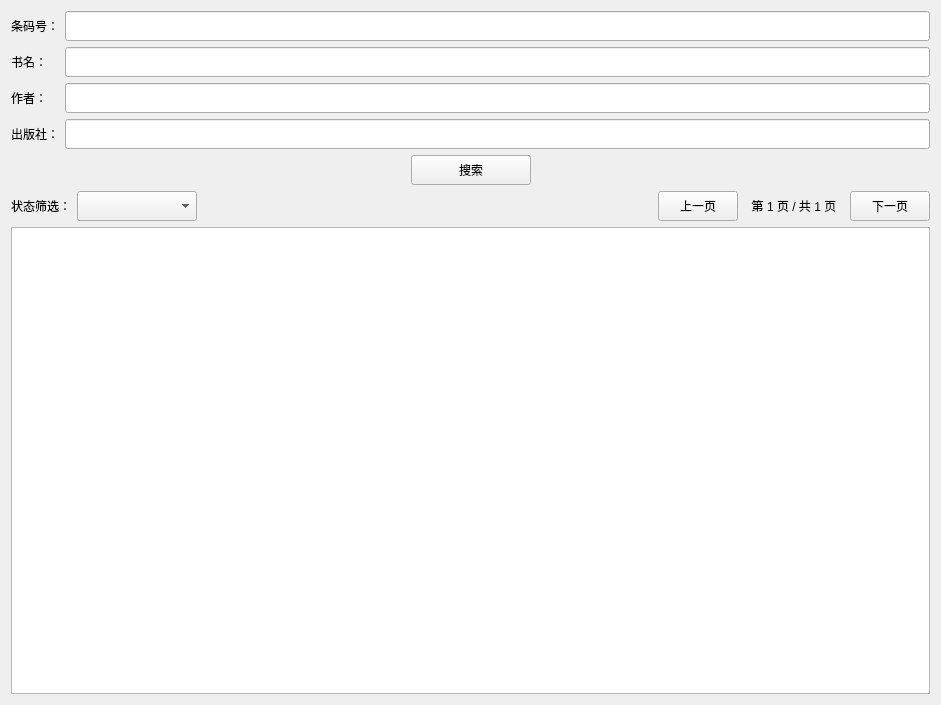
Old version of the form src/QueryBookForm.ui in the repository zhiweij1/LibrarySystem.
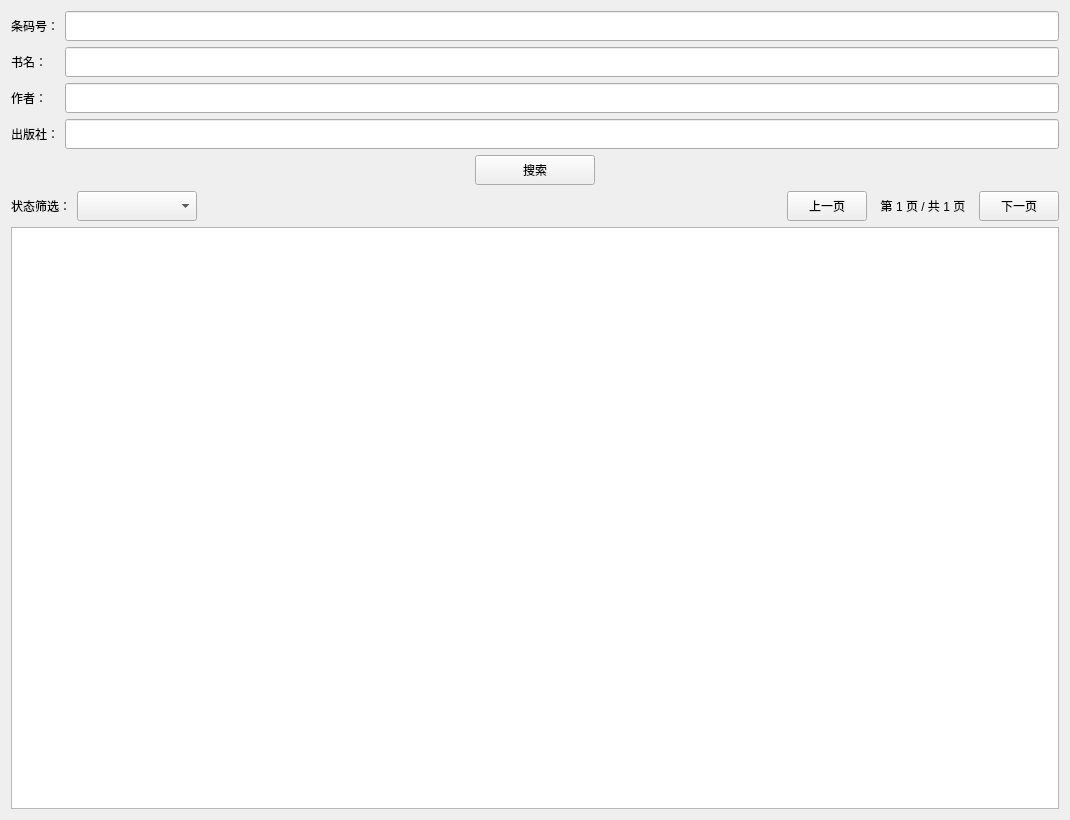
New version of the form.

```diff
--- a/src/QueryBookForm.ui
+++ b/src/QueryBookForm.ui
@@ -6,8 +6,8 @@
    <rect>
     <x>0</x>
     <y>0</y>
-    <width>941</width>
-    <height>705</height>
+    <width>1070</width>
+    <height>820</height>
    </rect>
   </property>
   <property name="windowTitle">
```
